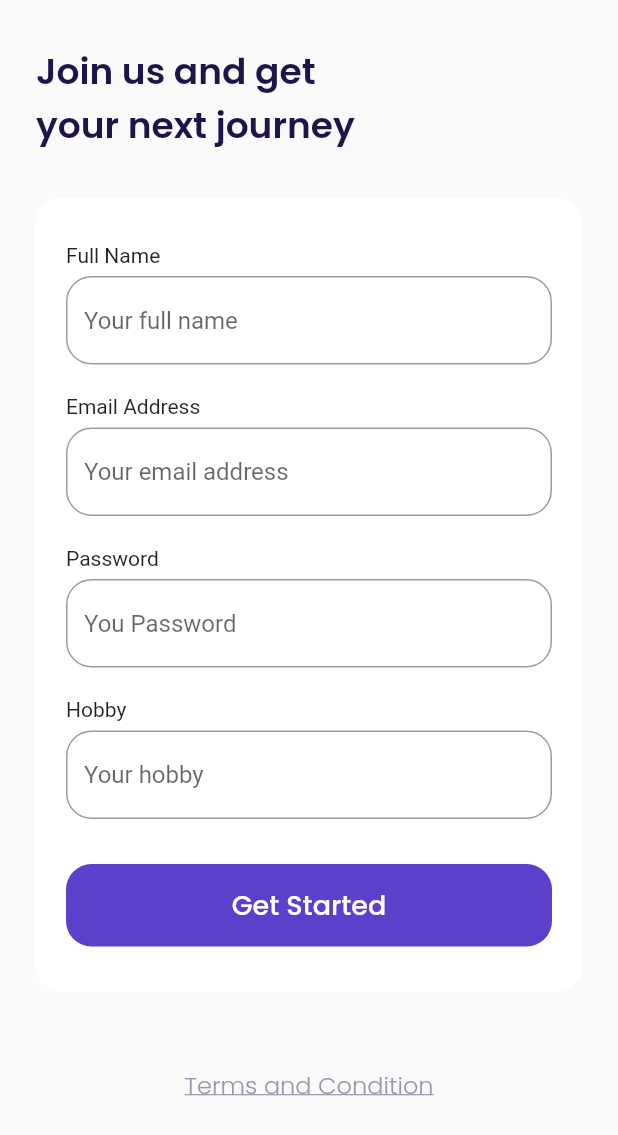
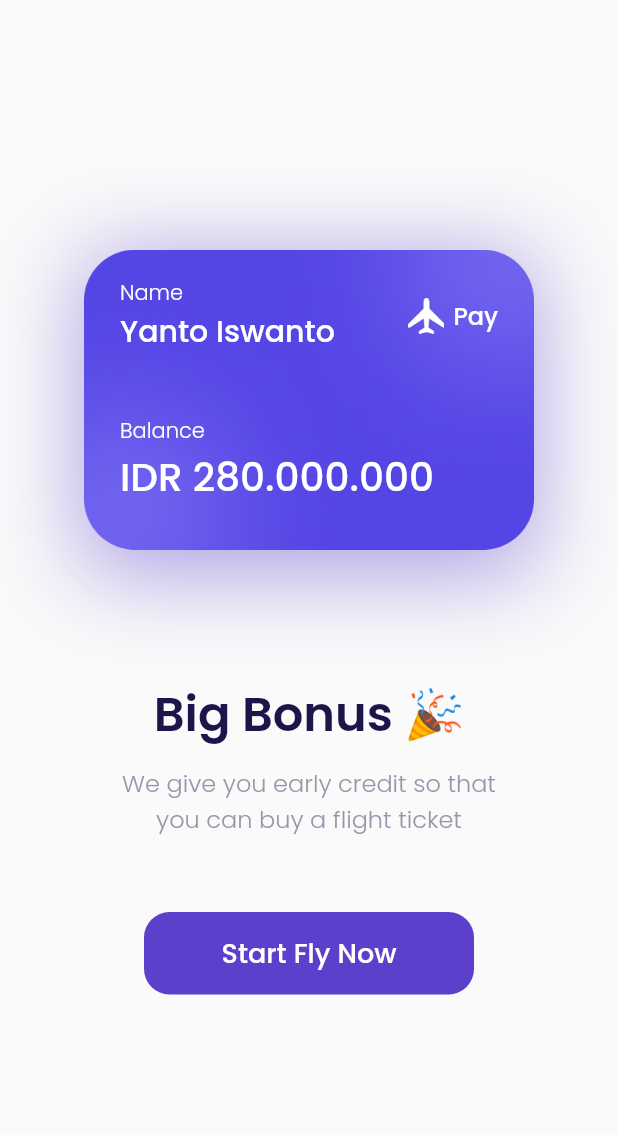
Before and after one commit to yantoiswanto/airplane, a Flutter app: the SignUpPage screen opened by its route, after a tap on "Get Started", on a phone screen of 412 x 824 dp. Shown: the top 1135 px of the screen. Run offline on Flutter 3.47's test engine with Material 2 defaults, Android fonts, the phone set to English and light mode, and no system bars; our stand-ins replace google_fonts.

Commit message:
slicing bonus page

```diff
--- a/lib/main.dart
+++ b/lib/main.dart
@@ -1,3 +1,4 @@
+import 'package:airplane/ui/pages/bonus_page.dart';
 import 'package:airplane/ui/pages/get_started_page.dart';
 import 'package:airplane/ui/pages/sign_up_page.dart';
 import 'package:airplane/ui/pages/splash_page.dart';
@@ -17,7 +18,8 @@ class MyApp extends StatelessWidget {
       routes: {
         '/': (context) => SplashPage(),
         '/get-started': (context) => GetStartedPage(),
-        'sign-up': (context) => SignUpPage()
+        '/sign-up': (context) => SignUpPage(),
+        '/bonus': (context) => BonusPage(),
       },
     );
   }
--- /dev/null
+++ b/lib/ui/pages/bonus_page.dart
@@ -0,0 +1,168 @@
+import 'package:flutter/material.dart';
+import 'package:airplane/shared/theme.dart';
+
+void main() => runApp(BonusPage());
+
+class BonusPage extends StatelessWidget {
+  const BonusPage({super.key});
+
+  @override
+  Widget build(BuildContext context) {
+    Widget bonusCard() {
+      return Container(
+        width: 300,
+        height: 211,
+        padding: EdgeInsets.all(defaultMargin),
+        decoration: BoxDecoration(
+          image: DecorationImage(
+            image: AssetImage(
+              'assets/image_card.png',
+            ),
+          ),
+          boxShadow: [
+            BoxShadow(
+              color: kPrimaryColor.withOpacity(0.5),
+              blurRadius: 50,
+              offset: Offset(0, 10),
+            )
+          ],
+        ),
+        child: Column(
+          crossAxisAlignment: CrossAxisAlignment.start,
+          children: [
+            Row(
+              children: [
+                Expanded(
+                  child: Column(
+                    crossAxisAlignment: CrossAxisAlignment.start,
+                    children: [
+                      Text(
+                        'Name',
+                        style: whiteTextStyle.copyWith(
+                          fontWeight: light,
+                        ),
+                      ),
+                      Text(
+                        "Yanto Iswanto",
+                        style: whiteTextStyle.copyWith(
+                          fontSize: 20,
+                          fontWeight: medium,
+                        ),
+                        overflow: TextOverflow.ellipsis,
+                      )
+                    ],
+                  ),
+                ),
+                Container(
+                  width: 24,
+                  height: 24,
+                  margin: EdgeInsets.only(right: 6),
+                  decoration: BoxDecoration(
+                    image: DecorationImage(
+                      image: AssetImage(
+                        'assets/icon_plate.png',
+                      ),
+                    ),
+                  ),
+                ),
+                Text(
+                  "Pay",
+                  style: whiteTextStyle.copyWith(
+                    fontSize: 16,
+                    fontWeight: medium,
+                  ),
+                )
+              ],
+            ),
+            SizedBox(
+              height: 41,
+            ),
+            Text(
+              'Balance',
+              style: whiteTextStyle.copyWith(fontWeight: light),
+            ),
+            Text(
+              'IDR 280.000.000',
+              style: whiteTextStyle.copyWith(
+                fontSize: 26,
+                fontWeight: medium,
+              ),
+            ),
+          ],
+        ),
+      );
+    }
+
+    Widget title() {
+      return Container(
+        margin: EdgeInsets.only(
+          top: 80,
+        ),
+        child: Text(
+          'Big Bonus 🎉',
+          style: blackTextStyle.copyWith(
+            fontSize: 32,
+            fontWeight: semiBold,
+          ),
+        ),
+      );
+    }
+
+    Widget subTitle() {
+      return Container(
+        margin: EdgeInsets.only(
+          top: 10,
+        ),
+        child: Text(
+          'We give you early credit so that\nyou can buy a flight ticket',
+          style: greyTextStyle.copyWith(
+            fontSize: 16,
+            fontWeight: light,
+          ),
+          textAlign: TextAlign.center,
+        ),
+      );
+    }
+
+    Widget startButton() {
+      return Container(
+        width: 220,
+        height: 55,
+        margin: EdgeInsets.only(top: 50),
+        child: TextButton(
+          onPressed: () {},
+          style: TextButton.styleFrom(
+            backgroundColor: kPrimaryColor,
+            shape: RoundedRectangleBorder(
+              borderRadius: BorderRadius.circular(
+                defaultRadius,
+              ),
+            ),
+          ),
+          child: Text(
+            'Start Fly Now',
+            style: whiteTextStyle.copyWith(
+              fontSize: 18,
+              fontWeight: medium,
+            ),
+          ),
+        ),
+      );
+    }
+
+    return Scaffold(
+      backgroundColor: kBackgroundColor,
+      body: Center(
+        child: Column(
+          mainAxisAlignment: MainAxisAlignment.center,
+          children: [
+            bonusCard(),
+            title(),
+            subTitle(),
+            startButton(),
+          ],
+        ),
+      ),
+    );
+  }
+}
--- a/lib/ui/pages/sign_up_page.dart
+++ b/lib/ui/pages/sign_up_page.dart
@@ -162,7 +162,9 @@ class SignUpPage extends StatelessWidget {
           width: double.infinity,
           height: 55,
           child: TextButton(
-            onPressed: () {},
+            onPressed: () {
+              Navigator.pushNamed(context, '/bonus');
+            },
             style: TextButton.styleFrom(
               backgroundColor: kPrimaryColor,
               shape: RoundedRectangleBorder(
```
